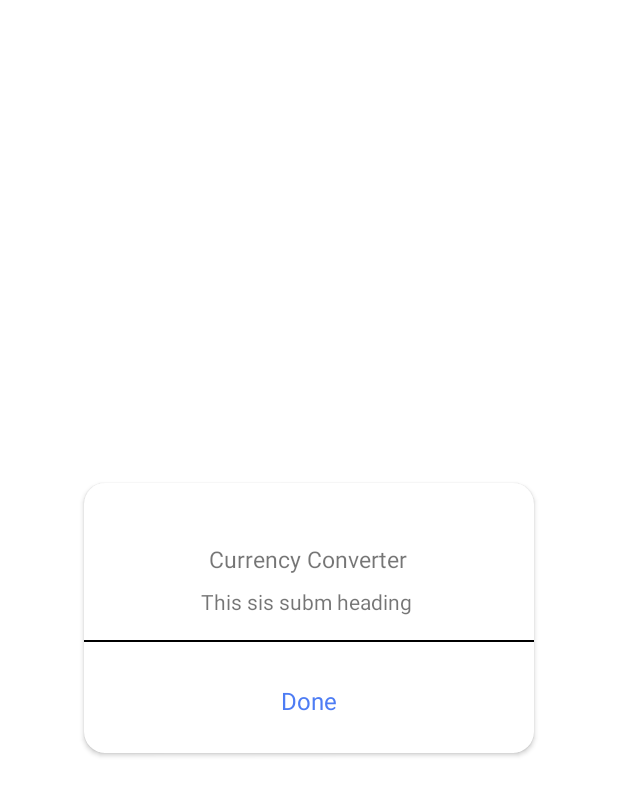
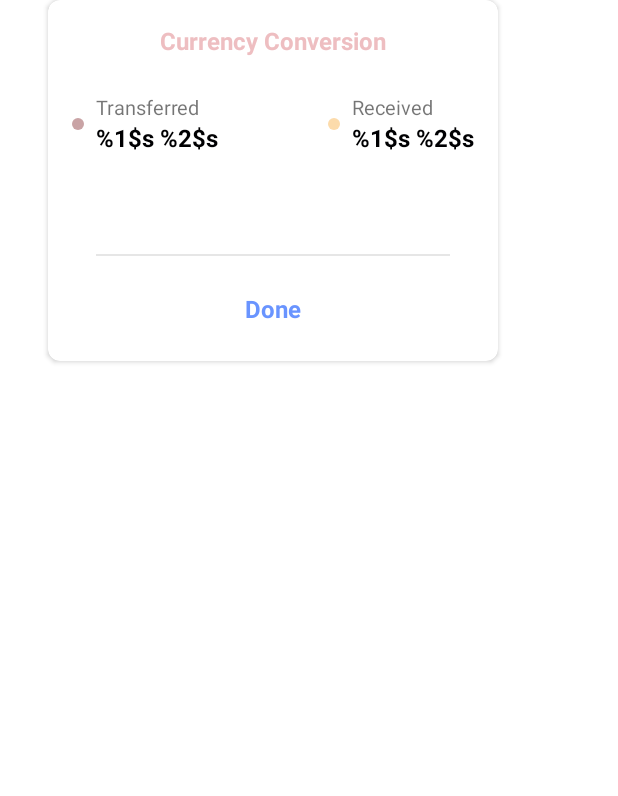
Before and after one commit to demo-Ashif/CurrencyConvert, an Android app: the layout custom_dialog.xml on its own in the app's theme, with its tools: preview values and no code run, on a phone screen of 412 x 824 dp. Shown: the top 796 px of the screen. Run offline under Robolectric (Android 15) with nearby library versions, the phone set to English and light mode, and no system bars.

Commit message:
all done except addtional commission rules

```diff
--- a/app/src/main/java/com/demo/currencyconvert/MainActivity.kt
+++ b/app/src/main/java/com/demo/currencyconvert/MainActivity.kt
@@ -121,9 +121,11 @@ class MainActivity : AppCompatActivity() {
                         //show Dialog for conversion success message with commission
                         showSuccessDialog(
                             this@MainActivity,
-                            """${event.fromAmount}${" "}${event.from}""",
-                            """${event.convertedAmount}${" "}${event.to}""",
-                            String.format("%.2f", event.commission)
+                            event.from,
+                            String.format("%.2f",event.fromAmount),
+                            event.to,
+                            String.format("%.2f",event.convertedAmount),
+                            event.commission
                         )
 
                         viewModel.roomDbUpdateData(
@@ -163,10 +165,6 @@ class MainActivity : AppCompatActivity() {
             for (item in allCurrencies) {
                 userFromCurrencyList.add(item.currencyName)
             }
-//            fromCurrencyAdapter = ArrayAdapter<String>(
-//                this,
-//                android.R.layout.simple_dropdown_item_1line, userFromCurrencyList
-//            )
 
             binding.spinnerFromCurrency.setItems(userFromCurrencyList)
             binding.spinnerFromCurrency.selectItemByIndex(0)
--- a/app/src/main/java/com/demo/currencyconvert/ui/views/CustomDialog.kt
+++ b/app/src/main/java/com/demo/currencyconvert/ui/views/CustomDialog.kt
@@ -10,15 +10,38 @@ import com.demo.currencyconvert.R
 
 class CustomDialog {
     companion object {
-        fun showSuccessDialog(activity: Activity?, fromAmount : String, toAmount : String, commissionAmount : String ) {
+        fun showSuccessDialog(
+            activity: Activity?,
+            from: String,
+            fromAmount: String,
+            to: String,
+            toAmount: String,
+            commissionAmount: Double
+        ) {
             val dialog = Dialog(activity!!)
             dialog.requestWindowFeature(Window.FEATURE_NO_TITLE)
             dialog.setCancelable(false)
             dialog.setContentView(R.layout.custom_dialog)
             dialog.window!!.setBackgroundDrawable(ColorDrawable(Color.TRANSPARENT))
-            val dialogMessage = dialog.findViewById<TextView>(R.id.tv_dialog_message)
-            var formattedText = activity.getString(R.string.tv_dialog_message, fromAmount, toAmount, commissionAmount)
-            dialogMessage.text = formattedText
+
+            val tvTransferredAmount = dialog.findViewById<TextView>(R.id.tvTransferredAmount)
+            val tvReceivedAmount = dialog.findViewById<TextView>(R.id.tvReceivedAmount)
+            val tvDialogCommission = dialog.findViewById<TextView>(R.id.tvDialogCommission)
+
+            tvTransferredAmount.text =
+                activity.getString(R.string.tv_dialog_transfer_message, from, fromAmount)
+            tvReceivedAmount.text =
+                activity.getString(R.string.tv_dialog_receive_message, to, toAmount)
+
+            val commissionText = if (commissionAmount <= 0) "" else "Commission: $from ${
+                String.format(
+                    "%.2f",
+                    commissionAmount
+                )
+            }"
+            tvDialogCommission.text = commissionText
+
+
             val dialogDone = dialog.findViewById<TextView>(R.id.txt_done)
             dialogDone.setOnClickListener {
                 dialog.dismiss()
--- /dev/null
+++ b/app/src/main/res/drawable/circle_shape_1.xml
@@ -0,0 +1,8 @@
+<?xml version="1.0" encoding="utf-8"?>
+<shape xmlns:android="http://schemas.android.com/apk/res/android"
+    android:shape="oval">
+
+    <solid
+        android:color="#c9a3a5"/>
+
+</shape>
--- /dev/null
+++ b/app/src/main/res/drawable/circle_shape_2.xml
@@ -0,0 +1,8 @@
+<?xml version="1.0" encoding="utf-8"?>
+<shape xmlns:android="http://schemas.android.com/apk/res/android"
+    android:shape="oval">
+
+    <solid
+        android:color="#fcdbab"/>
+
+</shape>
--- a/app/src/main/res/layout/custom_dialog.xml
+++ b/app/src/main/res/layout/custom_dialog.xml
@@ -1,58 +1,139 @@
 <?xml version="1.0" encoding="utf-8"?>
-<androidx.constraintlayout.widget.ConstraintLayout
-    xmlns:android="http://schemas.android.com/apk/res/android"
+<androidx.cardview.widget.CardView xmlns:android="http://schemas.android.com/apk/res/android"
     xmlns:app="http://schemas.android.com/apk/res-auto"
     xmlns:tools="http://schemas.android.com/tools"
-    android:layout_width="match_parent"
-    android:layout_height="match_parent"
-    android:background="@android:color/transparent"
-    tools:ignore="MissingDefaultResource">
-
-    <androidx.cardview.widget.CardView
     android:layout_width="300dp"
     android:layout_height="wrap_content"
     android:layout_marginLeft="@dimen/space_xxlarge"
     android:layout_marginRight="@dimen/space_xxlarge"
-        app:cardCornerRadius="14dp"
+    app:cardCornerRadius="8dp"
     app:layout_constraintBottom_toBottomOf="parent"
     app:layout_constraintLeft_toLeftOf="parent"
     app:layout_constraintRight_toRightOf="parent"
     app:layout_constraintTop_toTopOf="parent">
 
-        <LinearLayout
+    <androidx.constraintlayout.widget.ConstraintLayout
+
         android:layout_width="match_parent"
-            android:layout_height="match_parent"
-            android:paddingTop="@dimen/space_large"
-            android:paddingBottom="@dimen/space_large"
-            android:orientation="vertical">
+        android:layout_height="wrap_content"
+        android:background="@android:color/transparent"
+        tools:ignore="MissingDefaultResource">
+
 
         <TextView
+            android:id="@+id/textView"
             android:layout_width="wrap_content"
             android:layout_height="wrap_content"
-                android:layout_marginLeft="@dimen/space_medium"
-                android:layout_marginRight="@dimen/space_medium"
-                android:layout_marginTop="@dimen/space_xlarge"
+            android:layout_gravity="center"
+            android:layout_marginStart="24dp"
+            android:layout_marginTop="16dp"
+            android:layout_marginEnd="24dp"
             android:text="@string/tv_dialog_title"
-                android:layout_gravity="center"
-                android:textSize="15dp"
-                tools:ignore="HardcodedText,RtlHardcoded,SpUsage"/>
+            android:textColor="#eebec1"
+            android:textSize="16sp"
+            android:textStyle="bold"
+            app:layout_constraintEnd_toEndOf="parent"
+            app:layout_constraintStart_toStartOf="parent"
+            app:layout_constraintTop_toTopOf="parent"
+            tools:ignore="HardcodedText,RtlHardcoded,SpUsage" />
 
         <TextView
-                android:id="@+id/tv_dialog_message"
+            android:id="@+id/tvDialogTransferred"
             android:layout_width="wrap_content"
             android:layout_height="wrap_content"
-                android:layout_marginLeft="@dimen/space_medium"
-                android:layout_marginRight="@dimen/space_medium"
-                android:text="This sis subm heading "
             android:layout_gravity="center"
-                android:layout_marginTop="@dimen/space_medium"
-                tools:ignore="HardcodedText,RtlHardcoded,SpUsage"/>
+            android:layout_marginTop="24dp"
+            android:text="Transferred"
+            android:textSize="13sp"
+            app:layout_constraintStart_toStartOf="@+id/tvTransferredAmount"
+            app:layout_constraintTop_toBottomOf="@+id/textView"
+            tools:ignore="HardcodedText,RtlHardcoded,SpUsage" />
+
+        <TextView
+            android:id="@+id/tvTransferredAmount"
+            android:layout_width="wrap_content"
+            android:layout_height="wrap_content"
+            android:layout_gravity="center"
+            android:layout_marginStart="8dp"
+            android:text="@string/tv_dialog_transfer_message"
+            android:textColor="#000002"
+            android:textSize="16sp"
+            android:textStyle="bold"
+            app:layout_constraintStart_toEndOf="@+id/circle_1"
+            app:layout_constraintTop_toBottomOf="@+id/tvDialogTransferred"
+            tools:ignore="HardcodedText,RtlHardcoded,SpUsage" />
+
+        <TextView
+            android:id="@+id/tvDialogReceived"
+            android:layout_width="wrap_content"
+            android:layout_height="wrap_content"
+            android:layout_gravity="center"
+            android:layout_marginTop="24dp"
+            android:text="Received"
+            android:textSize="13sp"
+            app:layout_constraintStart_toStartOf="@+id/tvReceivedAmount"
+            app:layout_constraintTop_toBottomOf="@+id/textView"
+            tools:ignore="HardcodedText,RtlHardcoded,SpUsage" />
+
+        <TextView
+            android:id="@+id/tvReceivedAmount"
+            android:layout_width="wrap_content"
+            android:layout_height="wrap_content"
+            android:layout_gravity="center"
+            android:layout_marginEnd="16dp"
+            android:text="@string/tv_dialog_receive_message"
+            android:textColor="#000002"
+            android:textSize="16sp"
+            android:textStyle="bold"
+            app:layout_constraintEnd_toEndOf="parent"
+            app:layout_constraintTop_toBottomOf="@+id/tvDialogReceived"
+            tools:ignore="HardcodedText,RtlHardcoded,SpUsage" />
+
+        <ImageView
+            android:id="@+id/circle_1"
+            android:layout_width="8dp"
+            android:layout_height="8dp"
+            android:layout_marginStart="16dp"
+            android:src="@drawable/circle_shape_1"
+            app:layout_constraintBottom_toBottomOf="@+id/tvTransferredAmount"
+            app:layout_constraintStart_toStartOf="parent"
+            app:layout_constraintTop_toTopOf="@+id/tvDialogTransferred" />
+
+        <ImageView
+            android:id="@+id/circle_2"
+            android:layout_width="8dp"
+            android:layout_height="8dp"
+            android:layout_marginEnd="8dp"
+            android:src="@drawable/circle_shape_2"
+            app:layout_constraintBottom_toBottomOf="@+id/tvReceivedAmount"
+            app:layout_constraintEnd_toStartOf="@+id/tvReceivedAmount"
+            app:layout_constraintTop_toTopOf="@+id/tvDialogReceived" />
+
+        <TextView
+            android:id="@+id/tvDialogCommission"
+            android:layout_width="wrap_content"
+            android:layout_height="wrap_content"
+            android:layout_gravity="center"
+            android:layout_marginTop="32dp"
+            android:text=""
+            android:textColor="#6994ff"
+            android:textStyle="bold|italic"
+            android:textSize="13sp"
+            app:layout_constraintStart_toStartOf="@+id/tvTransferredAmount"
+            app:layout_constraintTop_toBottomOf="@+id/tvTransferredAmount"
+            tools:ignore="HardcodedText,RtlHardcoded,SpUsage" />
 
         <View
+            android:id="@+id/view"
             android:layout_width="match_parent"
-                android:layout_marginTop="@dimen/space_large"
-                android:background="@color/black"
-                android:layout_height="1dp"/>
+            android:layout_height="1dp"
+            android:layout_marginStart="32dp"
+            android:layout_marginTop="16dp"
+            android:layout_marginEnd="32dp"
+            android:background="#E6E6E6"
+            app:layout_constraintEnd_toEndOf="parent"
+            app:layout_constraintStart_toStartOf="parent"
+            app:layout_constraintTop_toBottomOf="@+id/tvDialogCommission" />
 
 
         <TextView
@@ -60,15 +141,22 @@
             android:layout_width="wrap_content"
             android:layout_height="wrap_content"
             android:layout_gravity="center"
-                android:layout_marginTop="20dp"
+            android:layout_marginStart="16dp"
+            android:layout_marginTop="16dp"
+            android:layout_marginEnd="16dp"
+            android:layout_marginBottom="16dp"
+            android:gravity="center"
             android:padding="@dimen/space_medium"
-                android:gravity="center"
             android:text="Done"
-                android:textColor="#4D7CF4"
-                android:textSize="16dp"
-                tools:ignore="HardcodedText,RtlHardcoded,SpUsage"/>
+            android:textStyle="bold"
+            android:textColor="#6994ff"
+            android:textSize="16sp"
+            app:layout_constraintBottom_toBottomOf="parent"
+            app:layout_constraintEnd_toEndOf="parent"
+            app:layout_constraintStart_toStartOf="parent"
+            app:layout_constraintTop_toBottomOf="@+id/view"
+            tools:ignore="HardcodedText,RtlHardcoded,SpUsage" />
 
-        </LinearLayout>
 
+    </androidx.constraintlayout.widget.ConstraintLayout>
 </androidx.cardview.widget.CardView>
-</androidx.constraintlayout.widget.ConstraintLayout>
--- a/app/src/main/res/values/strings.xml
+++ b/app/src/main/res/values/strings.xml
@@ -3,10 +3,11 @@
     <string name="tv_balance">My Balances</string>
     <string name="tv_currency_exchange">Currency Exchange</string>
     <string name="btn_text_submit">Submit</string>
-    <string name="tv_dialog_message">You have converted %1$s to %2$s  \n Commission fee %3$s.</string>
+    <string name="tv_dialog_transfer_message">%1$s %2$s</string>
+    <string name="tv_dialog_receive_message">%1$s %2$s</string>
     <string name="tv_text_sell">Sell</string>
     <string name="tv_text_receive">Receive</string>
-    <string name="tv_dialog_title">Currency Converter</string>
+    <string name="tv_dialog_title">Currency Conversion</string>
 
 
     <string-array name="currency_code_list">
```
Lines whose indentation alone changed are shown as unchanged.
